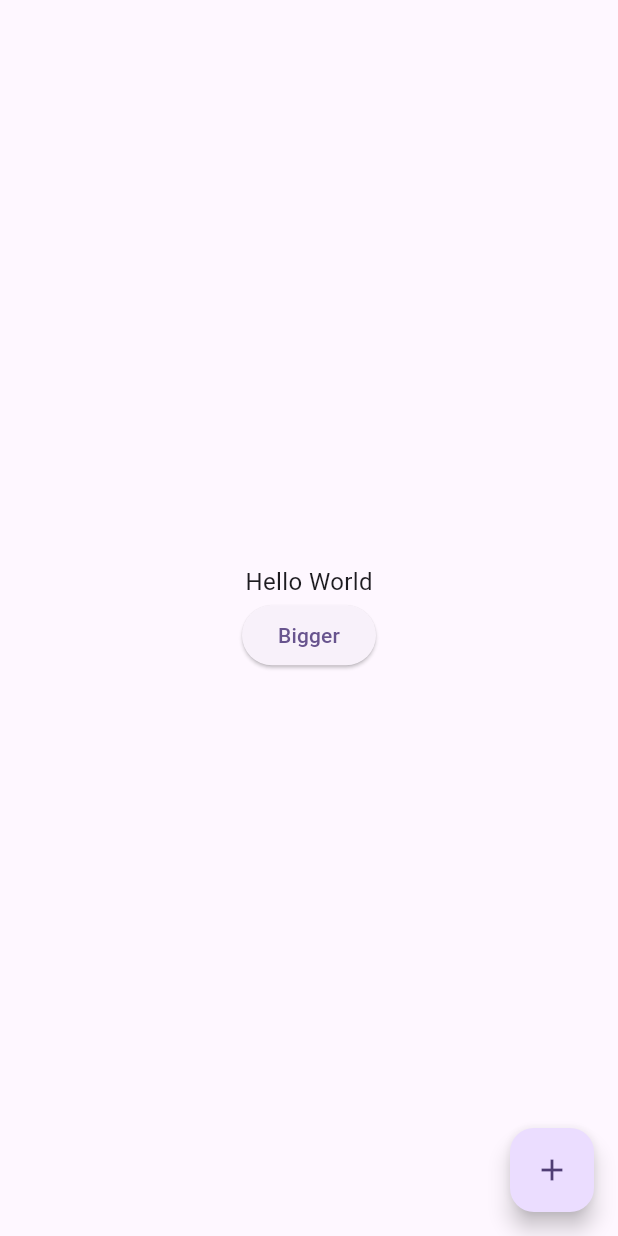
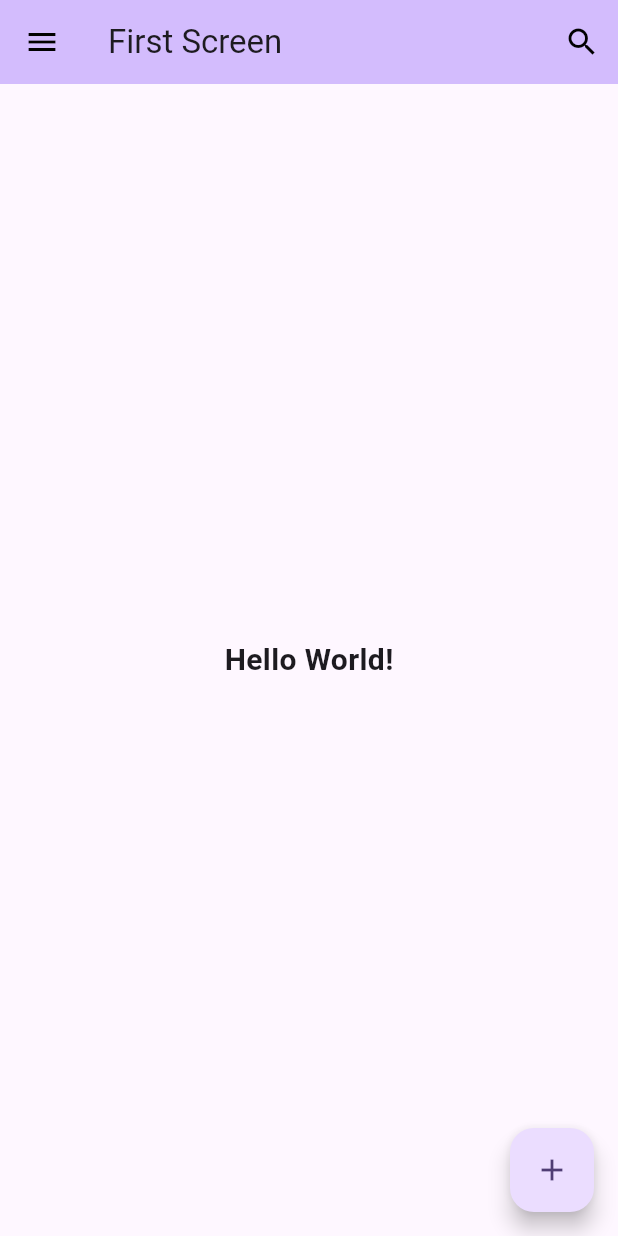
Before and after one commit to rizfa-is/basic_flutter_course, a Flutter app: the screen it shows after launch, on a phone screen of 412 x 824 dp. Run offline on Flutter 3.47's test engine with Material 3 defaults, Android fonts, the phone set to English and light mode, and no system bars.

Commit message:
feat(scaffold): create scaffold contain appbar, body, and fab

```diff
--- a/lib/main.dart
+++ b/lib/main.dart
@@ -1,6 +1,6 @@
-import 'package:basic_flutter_course/widgets/BiggerText.dart';
-import 'package:basic_flutter_course/widgets/Heading.dart';
+import 'package:basic_flutter_course/moduls/scaffold/widgets/FirstScreen.dart';
 import 'package:flutter/material.dart';
+import 'moduls/state/widgets/BiggerText.dart';
 
 void main() {
   runApp(const MyApp());
@@ -33,7 +33,7 @@
         colorScheme: ColorScheme.fromSeed(seedColor: Colors.deepPurple),
         useMaterial3: true,
       ),
-      home: const MyHomePage(title: 'Flutter Demo Home Page'),
+      home: const FirstScreen(),
     );
   }
 }
--- /dev/null
+++ b/lib/moduls/scaffold/widgets/FirstScreen.dart
@@ -0,0 +1,44 @@
+import 'package:flutter/material.dart';
+
+class FirstScreen extends StatelessWidget {
+  const FirstScreen({super.key});
+
+  @override
+  Widget build(BuildContext context) {
+    return Scaffold(
+      appBar: AppBar(
+        backgroundColor: Theme.of(context).colorScheme.inversePrimary,
+        title: const Text("First Screen"),
+        actions: [
+          IconButton(
+            icon: const Icon(
+              Icons.search,
+              color: Colors.black,
+            ),
+            onPressed:() {},
+          )
+        ],
+        leading: IconButton(
+            icon: const Icon(
+              Icons.menu,
+              color: Colors.black,
+            ),
+            onPressed: () {},
+        ),
+      ),
+      body: const Center(
+        child: Text(
+          "Hello World!",
+          style: TextStyle(
+            fontSize: 20.0,
+            fontWeight: FontWeight.bold
+          ),
+        ),
+      ),
+      floatingActionButton: FloatingActionButton(
+          child: const Icon(Icons.add),
+          onPressed: () => { }
+      ),
+    );
+  }
+}
```
Also changed, not shown: lib/moduls/state/widgets/BiggerText.dart (renamed from lib/widgets/BiggerText.dart), lib/moduls/state/widgets/Heading.dart (renamed from lib/widgets/Heading.dart), lib/moduls/state/widgets/StatefulSample.dart (renamed from lib/widgets/StatefulSample.dart).
